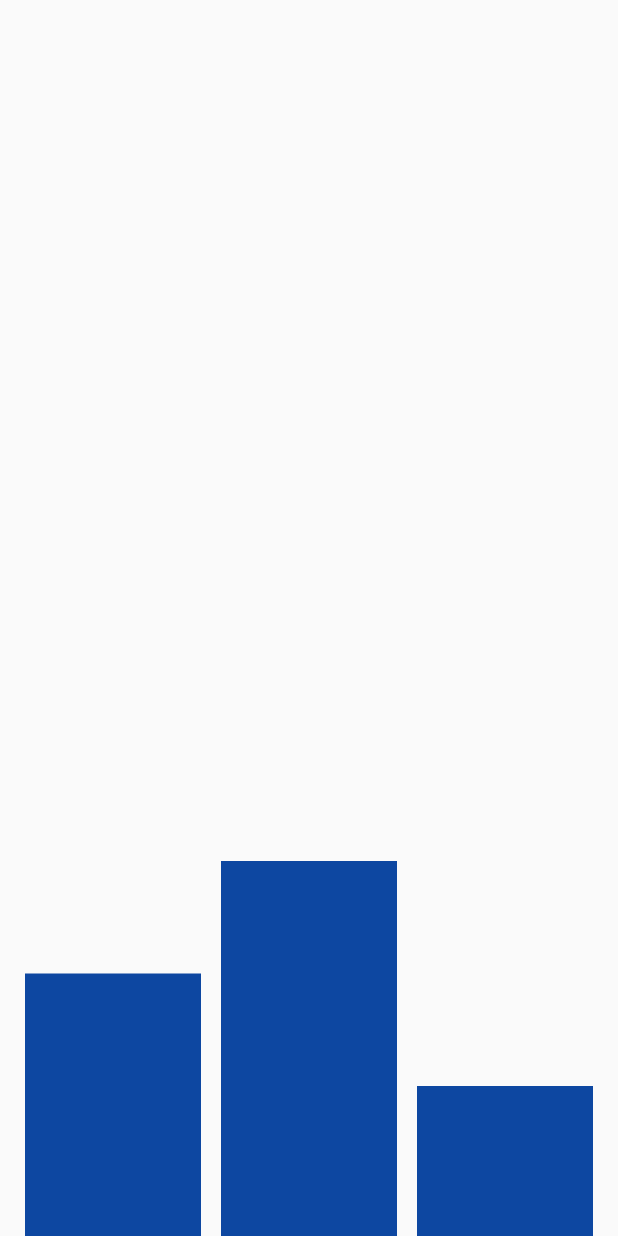
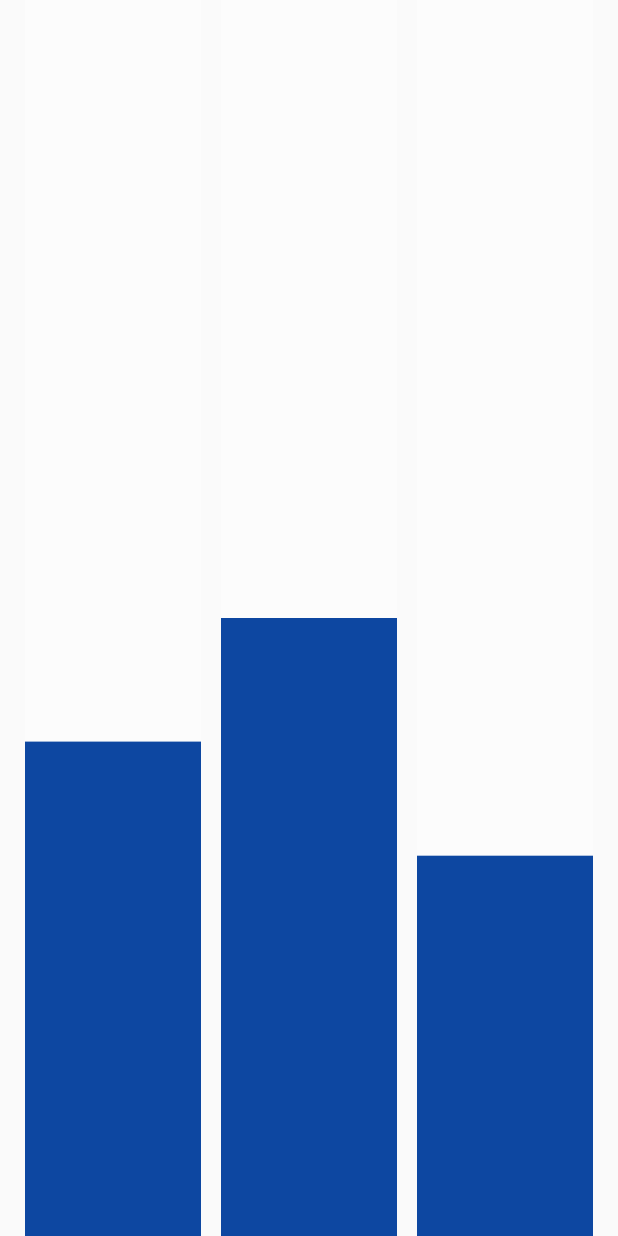
Before and after one commit to MahdiArabpour/champion_stage_generator, a Flutter app: the screen it shows after launch, on a phone screen of 412 x 824 dp. Run offline on Flutter 3.47's test engine with Material 2 defaults, Android fonts, the phone set to English and light mode, and no system bars.

Commit message:
Made the stages scrollable

```diff
--- a/lib/my_home_page.dart
+++ b/lib/my_home_page.dart
@@ -11,15 +11,9 @@ class MyHomePage extends StatelessWidget {
             mainAxisAlignment: MainAxisAlignment.spaceAround,
             crossAxisAlignment: CrossAxisAlignment.stretch,
             children: <Widget>[
-              StageSlider(
-                height: 175,
-              ),
-              StageSlider(
-                height: 250,
-              ),
-              StageSlider(
-                height: 100,
-              ),
+              StageSlider(index: 0,),
+              StageSlider(index: 1,),
+              StageSlider(index: 2,),
             ],
           ),
         ),
--- /dev/null
+++ b/lib/stage_height_bloc.dart
@@ -0,0 +1,14 @@
+import 'dart:async';
+
+class StageHeightBloc{
+
+  final heightStateController = StreamController<double>();
+
+  StreamSink<double> get heightSink => heightStateController.sink;
+
+  Stream<double> get heightStream => heightStateController.stream;
+
+  void close(){
+    heightStateController.close();
+  }
+}
--- a/lib/stage_slider.dart
+++ b/lib/stage_slider.dart
@@ -1,23 +1,39 @@
+import 'package:champion_stage_generator/stage_height_bloc.dart';
 import 'package:flutter/material.dart';
 
-class StageSlider extends StatelessWidget {
+class StageSlider extends StatefulWidget {
 
-  final double height;
+  final index;
 
-  const StageSlider({Key key, @required this.height}) : super(key: key);
+  const StageSlider({Key key, this.index}) : super(key: key);
+
+  @override
+  _StageSliderState createState() => _StageSliderState();
+}
+
+class _StageSliderState extends State<StageSlider> {
+  final bloc = StageHeightBloc();
 
   @override
   Widget build(BuildContext context) {
     final singleStageWidth = MediaQuery.of(context).size.width / 3 - 20;
+    final index = widget.index;
+    var height = 0.0;
+    if (index == 0) height = MediaQuery.of(context).size.height / 2.5;
+    else if (index == 1) height = MediaQuery.of(context).size.height / 2;
+    else if (index == 2) height = MediaQuery.of(context).size.height / 3.25;
     return GestureDetector(
       child: Container(
+        color: Colors.white30,
         width: singleStageWidth,
         child: Align(
           alignment: Alignment.bottomCenter,
-          child: Container(
-            color: Colors.blue[900],
-            height: height,
-          ),
+          child: StreamBuilder(
+              stream: bloc.heightStream,
+              builder: (context, snapshot) => Container(
+                    color: Colors.blue[900],
+                    height: snapshot.data ?? height,
+                  )),
         ),
       ),
       onVerticalDragStart: _onDragStart,
@@ -26,9 +42,27 @@ class StageSlider extends StatelessWidget {
     );
   }
 
-  void _onDragStart(DragStartDetails startDetails) {}
+  var startPosition = 0.0;
+  var currentHeight = 0.0;
+  var previousPosition = 150.0;
 
-  void _onDragUpdate(DragUpdateDetails updateDetails) {}
+  void _onDragStart(DragStartDetails startDetails) {
+    final localPosition = startDetails.localPosition;
+    startPosition = MediaQuery.of(context).size.height - localPosition.dy;
+  }
 
-  void _onDragEnd(DragEndDetails endDetails) {}
+  void _onDragUpdate(DragUpdateDetails updateDetails) {
+    final localPosition = updateDetails.localPosition;
+    final height = MediaQuery.of(context).size.height - localPosition.dy;
+    currentHeight = (previousPosition - startPosition) + height;
+    bloc.heightSink.add(currentHeight);
+  }
+
+  void _onDragEnd(DragEndDetails details) => previousPosition = currentHeight;
+
+  @override
+  void dispose() {
+    bloc.close();
+    super.dispose();
+  }
 }
```
